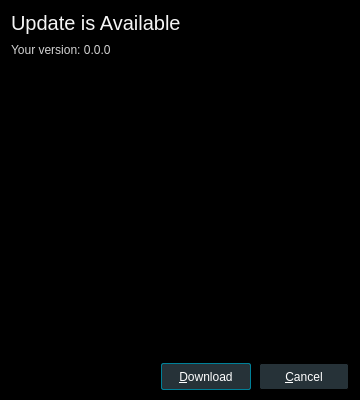
u8sand/Baka-MPlayer, file src/ui/updatedialog.ui: the form before one commit.
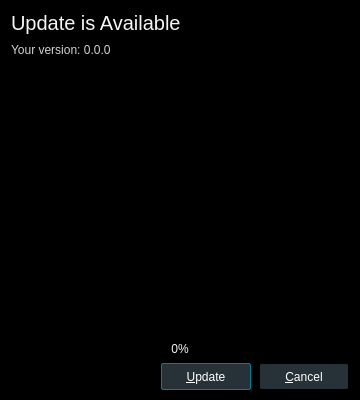
The form after the commit.

Patch:
```diff
--- a/src/ui/updatedialog.ui
+++ b/src/ui/updatedialog.ui
@@ -99,6 +99,19 @@
      </property>
     </widget>
    </item>
+   <item>
+    <widget class="QProgressBar" name="progressBar">
+     <property name="maximumSize">
+      <size>
+       <width>16777215</width>
+       <height>10</height>
+      </size>
+     </property>
+     <property name="value">
+      <number>0</number>
+     </property>
+    </widget>
+   </item>
    <item>
     <layout class="QHBoxLayout" name="horizontalLayout">
      <item>
@@ -148,7 +161,7 @@
 }</string>
        </property>
        <property name="text">
-        <string>&amp;Download</string>
+        <string>&amp;Update</string>
        </property>
        <property name="autoDefault">
         <bool>false</bool>
```
Left out of the diff: 2 changed lines with no effect on the pictures.
